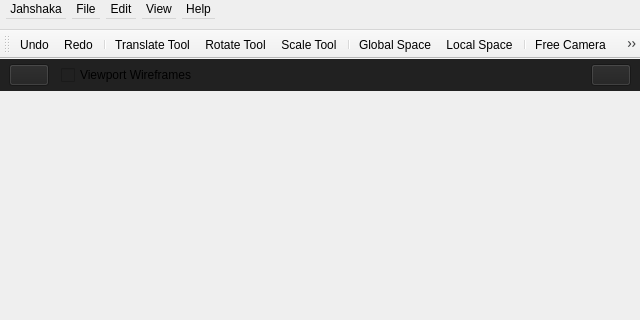
Before: the Qt Designer form src/mainwindow.ui in jahshaka/Studio, drawn with Qt 5; both pictures show x 0 to 640 and y 0 to 320 of the 640 by 480 pixel window.
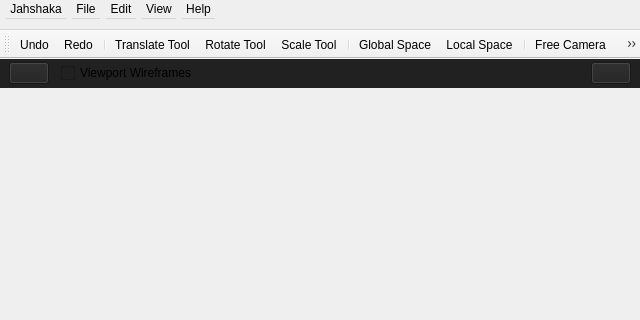
After: the same form once the commit is applied. Icons and pictures are not drawn.

```diff
--- a/src/mainwindow.ui
+++ b/src/mainwindow.ui
@@ -497,7 +497,7 @@
          <property name="maximumSize">
           <size>
            <width>16777215</width>
-           <height>32</height>
+           <height>29</height>
           </size>
          </property>
          <property name="styleSheet">
```
Left out of the diff: 4 changed lines with no effect on the pictures.
